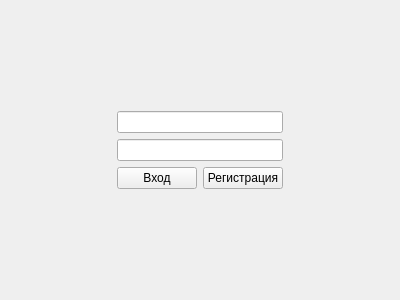
Before: the Qt Designer form clientregwindow.ui in Roket132/PectiMazeGame, drawn with Qt 5.
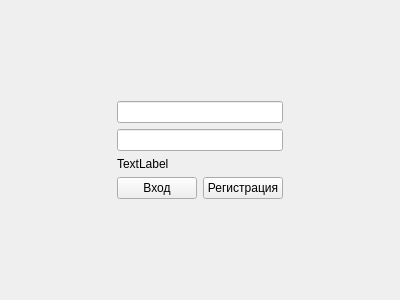
After: the same form once the commit is applied.

```diff
--- a/clientregwindow.ui
+++ b/clientregwindow.ui
@@ -22,6 +22,13 @@
      <item>
       <widget class="QLineEdit" name="passwordEdit"/>
      </item>
+     <item>
+      <widget class="QLabel" name="messageLabel">
+       <property name="text">
+        <string>TextLabel</string>
+       </property>
+      </widget>
+     </item>
      <item>
       <layout class="QHBoxLayout" name="horizontalLayout">
        <item>
```
